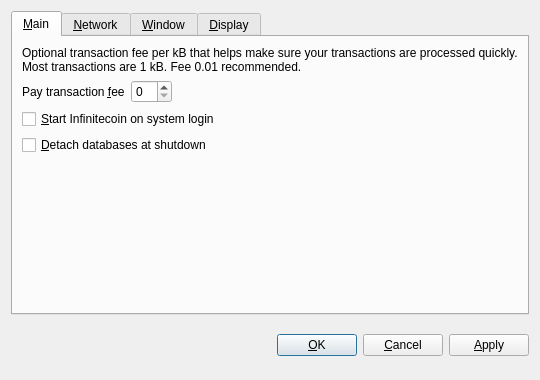
infinitecoin/infinitecoin, file src/qt/forms/optionsdialog.ui: the form before one commit.
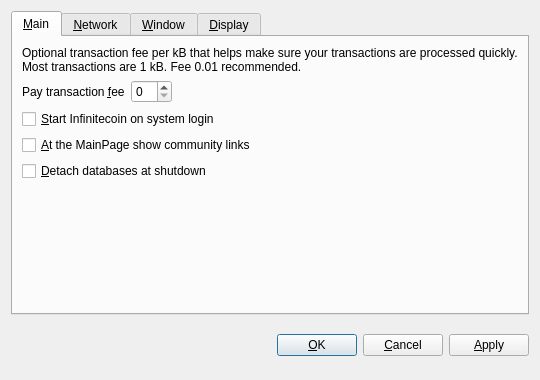
The form after the commit. Custom widgets are drawn as their Qt base class.

Commit message: testnet & add checkbox about display community links

Patch:
```diff
--- a/src/qt/forms/optionsdialog.ui
+++ b/src/qt/forms/optionsdialog.ui
@@ -86,6 +86,16 @@
          </property>
         </widget>
        </item>
+       <item>
+        <widget class="QCheckBox" name="showCommunityLinks">
+         <property name="toolTip">
+          <string>At the MainPage show community links</string>
+         </property>
+         <property name="text">
+          <string>&amp;At the MainPage show community links</string>
+         </property>
+        </widget>
+       </item>
        <item>
         <widget class="QCheckBox" name="detachDatabases">
          <property name="toolTip">
```
The commit also changes 7 other files.
